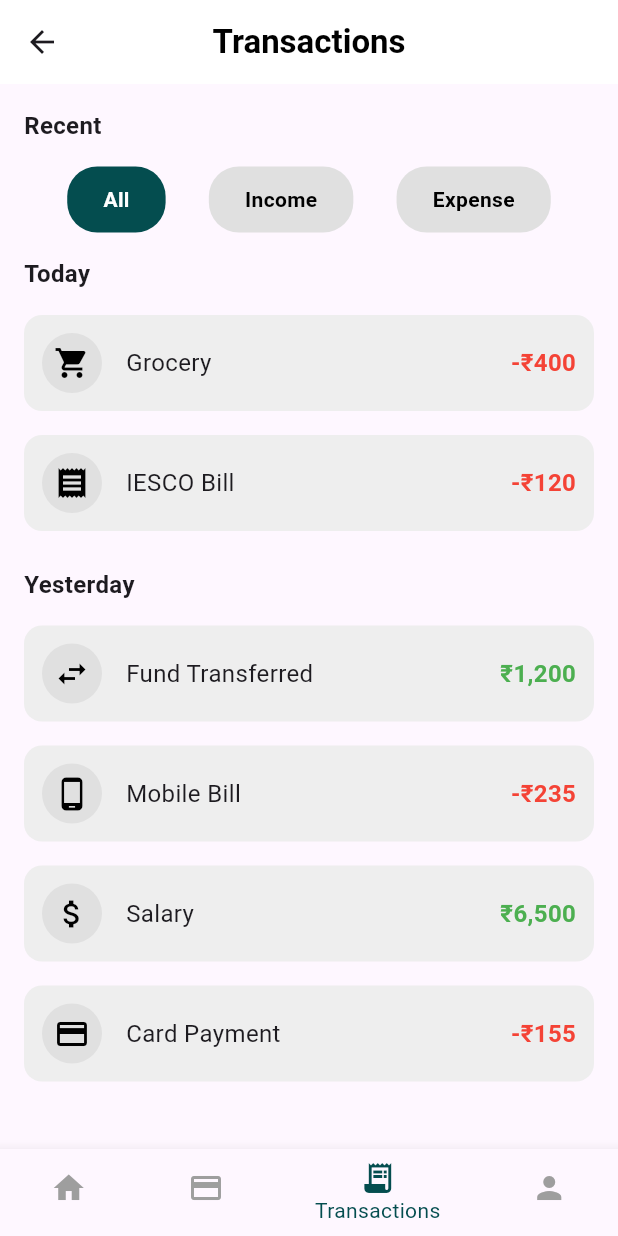
After one commit to Hariprasathraja/flutclient, a Flutter app: the screen it shows after launch, after a tap on "View all", on a phone screen of 412 x 824 dp. The commit adds this screen. Run offline on Flutter 3.47's test engine with Material 3 defaults, Android fonts, the phone set to English and light mode, and no system bars; network calls fail.

Commit message:
Added transactions page and added navigation between each pages.

```diff
--- a/lib/pages/home_page.dart
+++ b/lib/pages/home_page.dart
@@ -1,5 +1,6 @@
 import 'package:flutter/material.dart';
 import 'transfer.dart';
+import 'transactions.dart';  // Import the Transactions Screen
 
 void main() => runApp(HomeApp());
 
@@ -111,7 +112,7 @@ class HomeScreen extends StatelessWidget {
                       ),
                     ],
                   ),
-                  SizedBox(height: 16.0),
+                  SizedBox(height: 20.0),
                   _buildCardWidget(),
                   SizedBox(height: 24.0),
 
@@ -126,17 +127,27 @@ class HomeScreen extends StatelessWidget {
                           fontSize: 16.0,
                         ),
                       ),
-                      Text(
-                        'View all',
-                        style: TextStyle(
-                          color: Colors.blue,
+                      GestureDetector(
+                        onTap: () {
+                          // Navigate to the Transactions Screen
+                          Navigator.push(
+                            context,
+                            MaterialPageRoute(builder: (context) => TransactionsScreen()),
+                          );
+                        },
+                        child: Text(
+                          'View all',
+                          style: TextStyle(
+                            color: Colors.blue,
+                          ),
                         ),
                       ),
                     ],
                   ),
-                  SizedBox(height: 16.0),
+                  SizedBox(height: 24.0),
                   _buildTransactionItem('Grocery', '₹400', Icons.shopping_cart),
                   _buildTransactionItem('IESCO Bill', '₹120', Icons.receipt),
+                  _buildTransactionItem('Electricity', '₹580', Icons.electrical_services_sharp)
                 ],
               ),
             ),
@@ -167,6 +178,16 @@ class HomeScreen extends StatelessWidget {
             label: 'Profile',
           ),
         ],
+        onTap: (index){
+          switch (index){
+            case 2: //Transactions
+              Navigator.push(
+                context,
+                MaterialPageRoute(builder: (context)=> TransactionsScreen()),
+                );
+                break;
+          }
+        },
       ),
     );
   }
--- /dev/null
+++ b/lib/pages/transactions.dart
@@ -0,0 +1,166 @@
+import 'package:flutter/material.dart';
+import 'home_page.dart';
+class TransactionsScreen extends StatelessWidget {
+  @override
+  Widget build(BuildContext context) {
+    return Scaffold(
+      appBar: AppBar(
+        backgroundColor: Colors.white,
+        elevation: 0,
+        title: Text(
+          'Transactions',
+          style: TextStyle(color: Colors.black, fontWeight: FontWeight.bold),
+        ),
+        centerTitle: true,
+        actions: [
+          Padding(
+            padding: const EdgeInsets.only(right: 16.0),
+            child: Center(
+              child: Text(
+                '',
+                style: TextStyle(color: Colors.black, fontSize: 14.0),
+              ),
+            ),
+          )
+        ],
+      ),
+      body: Padding(
+        padding: const EdgeInsets.all(16.0),
+        child: Column(
+          crossAxisAlignment: CrossAxisAlignment.start,
+          children: [
+            Text(
+              'Recent',
+              style: TextStyle(fontSize: 16, fontWeight: FontWeight.bold),
+            ),
+            SizedBox(height: 16),
+
+            // Filter buttons
+            Row(
+              mainAxisAlignment: MainAxisAlignment.spaceEvenly,
+              children: [
+                _buildFilterButton('All', true),
+                _buildFilterButton('Income', false),
+                _buildFilterButton('Expense', false),
+              ],
+            ),
+            SizedBox(height: 16),
+
+            // Transaction List
+            Text(
+              'Today',
+              style: TextStyle(fontSize: 16, fontWeight: FontWeight.bold),
+            ),
+            SizedBox(height: 8),
+            _buildTransactionItem('Grocery', '₹400', Icons.shopping_cart, true),
+            _buildTransactionItem('IESCO Bill', '₹120', Icons.receipt, true),
+            SizedBox(height: 16),
+
+            Text(
+              'Yesterday',
+              style: TextStyle(fontSize: 16, fontWeight: FontWeight.bold),
+            ),
+            SizedBox(height: 8),
+            _buildTransactionItem('Fund Transferred', '₹1,200', Icons.swap_horiz, false),
+            _buildTransactionItem('Mobile Bill', '₹235', Icons.phone_android, true),
+            _buildTransactionItem('Salary', '₹6,500', Icons.attach_money, false),
+            _buildTransactionItem('Card Payment', '₹155', Icons.credit_card, true),
+          ],
+        ),
+      ),
+
+      // Bottom Navigation Bar
+      bottomNavigationBar: BottomNavigationBar(
+        currentIndex: 2, // Highlight the Transactions tab
+        selectedItemColor: Color(0xFF044D4F),
+        unselectedItemColor: Colors.grey,
+        items: [
+          BottomNavigationBarItem(
+            icon: Icon(Icons.home),
+            label: 'Home',
+          ),
+          BottomNavigationBarItem(
+            icon: Icon(Icons.credit_card),
+            label: 'Cards',
+          ),
+          BottomNavigationBarItem(
+            icon: Icon(Icons.receipt_long),
+            label: 'Transactions',
+          ),
+          BottomNavigationBarItem(
+            icon: Icon(Icons.person),
+            label: 'Profile',
+          ),
+        ],
+        onTap: (index){
+          switch(index){
+            case 0: //Homepage
+              Navigator.push(
+                context,
+                MaterialPageRoute(builder: (context)=>HomeScreen()),
+                );
+                break;
+          }
+        },
+      ),
+    );
+  }
+
+  // Function to build a filter button
+  Widget _buildFilterButton(String label, bool isSelected) {
+    return Container(
+      padding: EdgeInsets.symmetric(horizontal: 24.0, vertical: 12.0),
+      decoration: BoxDecoration(
+        color: isSelected ? Color(0xFF044D4F) : Colors.grey[300],
+        borderRadius: BorderRadius.circular(20.0),
+      ),
+      child: Text(
+        label,
+        style: TextStyle(
+          color: isSelected ? Colors.white : Colors.black,
+          fontSize: 14.0,
+          fontWeight: FontWeight.bold,
+        ),
+      ),
+    );
+  }
+
+  // Function to build transaction item
+  Widget _buildTransactionItem(String title, String amount, IconData icon, bool isExpense) {
+    return Padding(
+      padding: const EdgeInsets.symmetric(vertical: 8.0),
+      child: Container(
+        padding: const EdgeInsets.all(12.0),
+        decoration: BoxDecoration(
+          color: Colors.grey[200],
+          borderRadius: BorderRadius.circular(12.0),
+        ),
+        child: Row(
+          children: [
+            CircleAvatar(
+              backgroundColor: Colors.grey[300],
+              child: Icon(icon, color: Colors.black),
+            ),
+            SizedBox(width: 16.0),
+            Expanded(
+              child: Column(
+                crossAxisAlignment: CrossAxisAlignment.start,
+                children: [
+                  Text(title, style: TextStyle(fontSize: 16.0)),
+                ],
+              ),
+            ),
+            Text(
+              isExpense ? '-$amount' : amount,
+              style: TextStyle(
+                fontWeight: FontWeight.bold,
+                fontSize: 16.0,
+                color: isExpense ? Colors.red : Colors.green,
+              ),
+            ),
+          ],
+        ),
+      ),
+    );
+  }
+}
--- a/lib/pages/transfer.dart
+++ b/lib/pages/transfer.dart
@@ -1,6 +1,5 @@
 import 'package:flutter/material.dart';
-
-void main() => runApp(TransferApp());
+import 'transactions.dart';
 
 class TransferApp extends StatelessWidget {
   @override
@@ -155,6 +154,16 @@ class _TransferScreenState extends State<TransferScreen> {
             label: 'Profile',
           ),
         ],
+        onTap: (index){
+          switch(index){
+            case 2: //Transactions
+              Navigator.push(
+                context,
+                MaterialPageRoute(builder: (context)=>TransactionsScreen()),
+                );
+                break;
+          }
+        },
       ),
     );
   }
```
